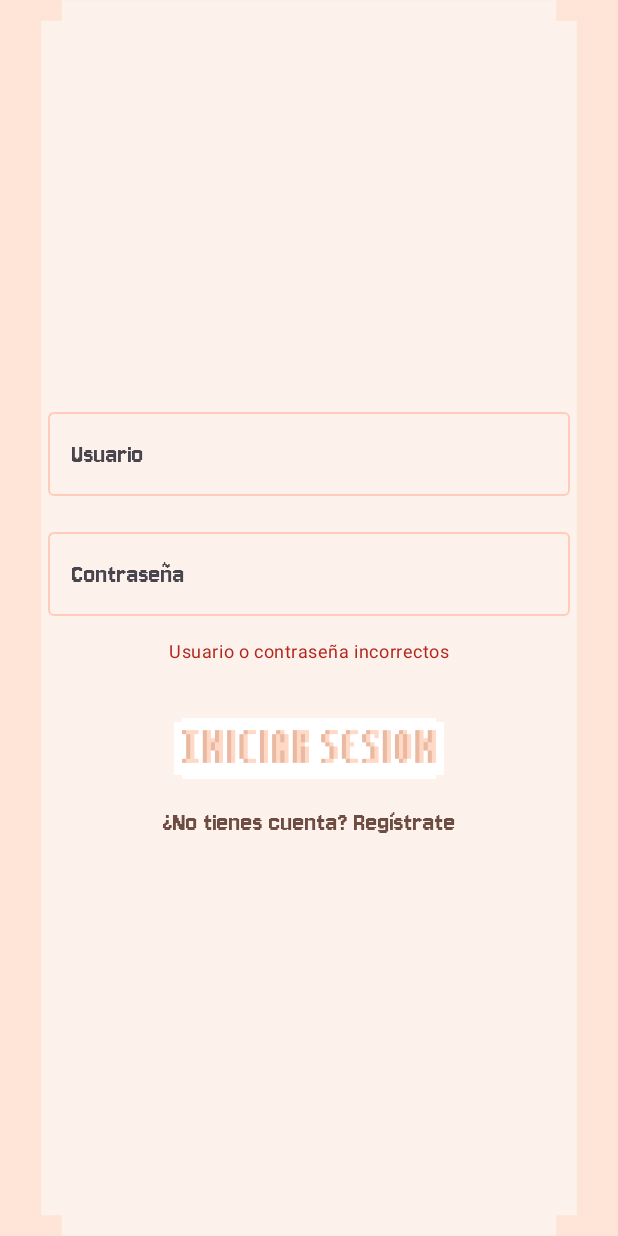
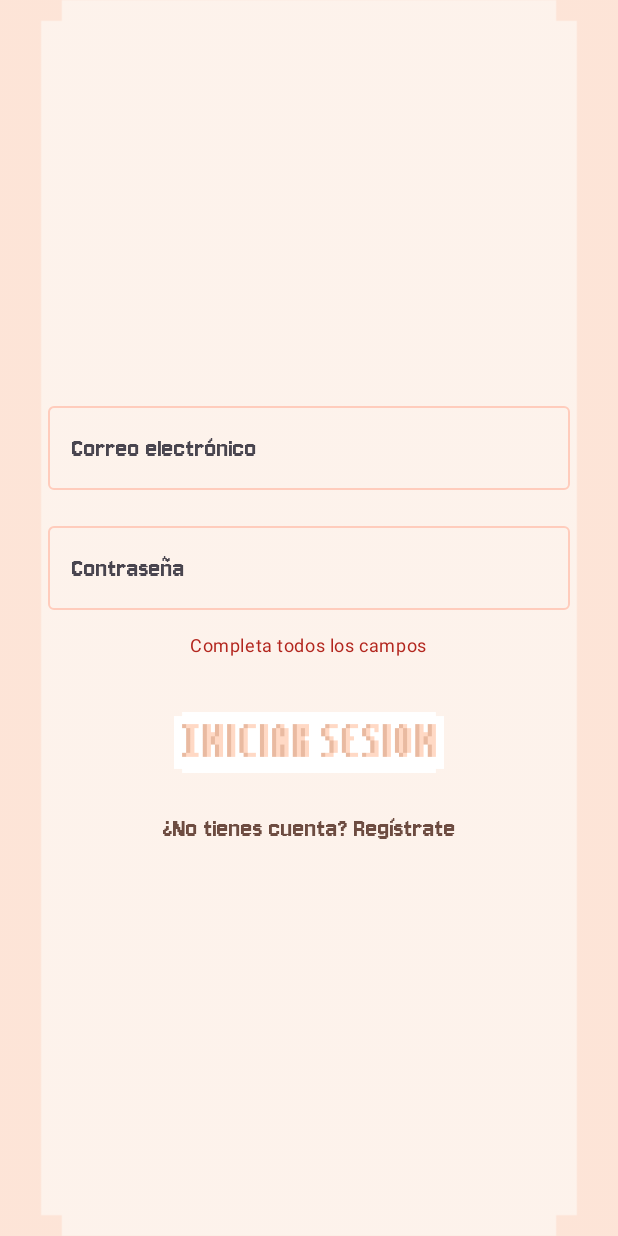
Before and after one commit to JavieraFuenzalidaI/Aplicacion, an Android app built with Jetpack Compose: the LoginScreen screen opened through its navigation route, after a tap on "Botón Iniciar sesión", on a phone screen of 412 x 824 dp. Run offline under Robolectric (Android 15) with nearby library versions, the phone set to English and light mode, and no system bars.

Commit message:
Guardar usuarios en la base de datos

```diff
--- a/app/build.gradle.kts
+++ b/app/build.gradle.kts
@@ -55,6 +55,7 @@ dependencies {
     implementation(libs.androidx.compose.ui.tooling.preview)
     implementation(libs.androidx.compose.material3)
     implementation(libs.androidx.compose.foundation.layout)
+    implementation(libs.androidx.room.common.jvm)
     testImplementation(libs.junit)
     androidTestImplementation(libs.androidx.junit)
     androidTestImplementation(libs.androidx.espresso.core)
--- a/app/src/main/java/com/example/aplicacion/pantallas/LoginScreen.kt
+++ b/app/src/main/java/com/example/aplicacion/pantallas/LoginScreen.kt
@@ -1,34 +1,21 @@
 package com.example.aplicacion.pantallas
 
+import android.widget.Toast
 import androidx.compose.foundation.Image
 import androidx.compose.foundation.clickable
 import androidx.compose.foundation.interaction.MutableInteractionSource
-import androidx.compose.foundation.layout.Arrangement
-import androidx.compose.foundation.layout.Box
-import androidx.compose.foundation.layout.Column
-import androidx.compose.foundation.layout.Spacer
-import androidx.compose.foundation.layout.fillMaxSize
-import androidx.compose.foundation.layout.fillMaxWidth
-import androidx.compose.foundation.layout.height
-import androidx.compose.foundation.layout.padding
-import androidx.compose.foundation.layout.width
+import androidx.compose.foundation.layout.*
 import androidx.compose.foundation.text.KeyboardActions
 import androidx.compose.foundation.text.KeyboardOptions
-import androidx.compose.material3.MaterialTheme
-import androidx.compose.material3.OutlinedTextField
-import androidx.compose.material3.OutlinedTextFieldDefaults
-import androidx.compose.material3.Text
-import androidx.compose.runtime.Composable
-import androidx.compose.runtime.getValue
-import androidx.compose.runtime.mutableStateOf
-import androidx.compose.runtime.remember
-import androidx.compose.runtime.setValue
+import androidx.compose.material3.*
+import androidx.compose.runtime.*
 import androidx.compose.ui.Alignment
 import androidx.compose.ui.Modifier
 import androidx.compose.ui.focus.FocusRequester
 import androidx.compose.ui.focus.focusRequester
 import androidx.compose.ui.graphics.Color
 import androidx.compose.ui.layout.ContentScale
+import androidx.compose.ui.platform.LocalContext
 import androidx.compose.ui.platform.LocalFocusManager
 import androidx.compose.ui.res.painterResource
 import androidx.compose.ui.text.input.ImeAction
@@ -36,31 +23,40 @@ import androidx.compose.ui.text.input.KeyboardType
 import androidx.compose.ui.text.input.PasswordVisualTransformation
 import androidx.compose.ui.tooling.preview.Preview
 import androidx.compose.ui.unit.dp
+import androidx.lifecycle.viewmodel.compose.viewModel
 import androidx.navigation.NavHostController
 import androidx.navigation.compose.rememberNavController
 import com.example.aplicacion.R
+import com.example.aplicacion.data.UsuarioRepository
+import com.example.aplicacion.viewmodel.LoginViewModel
+import com.example.aplicacion.viewmodel.LoginViewModelFactory
 
-
+@OptIn(ExperimentalMaterial3Api::class)
 @Composable
 fun LoginScreen(navController: NavHostController) {
-    // Variables de estado para los campos de texto
-    var username by remember { mutableStateOf("") }
+    val context = LocalContext.current
+    val focusManager = LocalFocusManager.current
+    val passwordFocusRequest = remember { FocusRequester() }
+
+    // --- 🔹 ViewModel y Repository ---
+    val repository = remember { UsuarioRepository(context) }
+    val viewModel: LoginViewModel = viewModel(factory = LoginViewModelFactory(repository))
+
+    // --- 🔹 Estados de UI ---
+    var email by remember { mutableStateOf("") }
     var password by remember { mutableStateOf("") }
     var errorMessage by remember { mutableStateOf("") }
 
-    val passwordFocusRequest = remember { FocusRequester() }
-    val focusManager = LocalFocusManager.current
-
     Box(
         modifier = Modifier.fillMaxSize()
-    ){
+    ) {
         Image(
             painter = painterResource(id = R.drawable.fondo_iniciar_sesion),
             contentDescription = "Fondo Login",
             modifier = Modifier.fillMaxSize(),
             contentScale = ContentScale.Crop
         )
-        // Diseño de la pantalla
+
         Column(
             modifier = Modifier
                 .fillMaxSize()
@@ -68,11 +64,11 @@ fun LoginScreen(navController: NavHostController) {
             horizontalAlignment = Alignment.CenterHorizontally,
             verticalArrangement = Arrangement.Center
         ) {
-            // Campo de texto para el nombre de usuario
+            // --- Campo de correo ---
             OutlinedTextField(
-                value = username,
-                onValueChange = { username = it },
-                label = { Text("Usuario") },
+                value = email,
+                onValueChange = { email = it },
+                label = { Text("Correo electrónico") },
                 modifier = Modifier.fillMaxWidth(),
                 colors = OutlinedTextFieldDefaults.colors(
                     focusedBorderColor = Color(0xFFFFAB91),
@@ -81,15 +77,17 @@ fun LoginScreen(navController: NavHostController) {
                     focusedLabelColor = Color(0xFF6D4C41)
                 ),
                 keyboardOptions = KeyboardOptions(
+                    keyboardType = KeyboardType.Email,
                     imeAction = ImeAction.Next
                 ),
                 keyboardActions = KeyboardActions(
-                    onNext = {passwordFocusRequest.requestFocus()}
+                    onNext = { passwordFocusRequest.requestFocus() }
                 )
             )
 
             Spacer(modifier = Modifier.height(16.dp))
 
+            // --- Campo de contraseña ---
             OutlinedTextField(
                 value = password,
                 onValueChange = { password = it },
@@ -109,10 +107,16 @@ fun LoginScreen(navController: NavHostController) {
                 ),
                 keyboardActions = KeyboardActions(
                     onDone = {
-                        if(username == "admin" && password =="1234"){
-                            navController.navigate("sesion_iniciada/${username}")
-                        }else{
-                            errorMessage="Usuario o contraseña incorrectos"
+                        if (email.isNotBlank() && password.isNotBlank()) {
+                            val exito = viewModel.iniciarSesion(email, password)
+                            if (exito) {
+                                Toast.makeText(context, "Inicio de sesión exitoso", Toast.LENGTH_SHORT).show()
+                                navController.navigate("sesion_iniciada/${email}")
+                            } else {
+                                errorMessage = "Correo o contraseña incorrectos"
+                            }
+                        } else {
+                            errorMessage = "Completa todos los campos"
                         }
                         focusManager.clearFocus()
                     }
@@ -122,7 +126,7 @@ fun LoginScreen(navController: NavHostController) {
 
             Spacer(modifier = Modifier.height(16.dp))
 
-            // Mostrar mensaje de error si es necesario
+            // --- Mensaje de error ---
             if (errorMessage.isNotEmpty()) {
                 Text(
                     text = errorMessage,
@@ -131,26 +135,35 @@ fun LoginScreen(navController: NavHostController) {
                 )
             }
 
-            // Botón de login
             Spacer(modifier = Modifier.height(16.dp))
 
+            // --- Botón de inicio de sesión ---
             Image(
                 painter = painterResource(id = R.drawable.iniciar_sesion_btn),
                 contentDescription = "Botón Iniciar sesión",
                 modifier = Modifier
                     .width(180.dp)
                     .height(80.dp)
-
-                    .clickable (indication = null,
-                                interactionSource = remember { MutableInteractionSource() }){
-                        if (username == "admin" && password == "1234") {
-                            navController.navigate("sesion_iniciada/${username}")
+                    .clickable(
+                        indication = null,
+                        interactionSource = remember { MutableInteractionSource() }
+                    ) {
+                        if (email.isNotBlank() && password.isNotBlank()) {
+                            val exito = viewModel.iniciarSesion(email, password)
+                            if (exito) {
+                                Toast.makeText(context, "Inicio de sesión exitoso", Toast.LENGTH_SHORT).show()
+                                navController.navigate("sesion_iniciada/${email}")
                             } else {
-                            errorMessage = "Usuario o contraseña incorrectos"
+                                errorMessage = "Correo o contraseña incorrectos"
+                            }
+                        } else {
+                            errorMessage = "Completa todos los campos"
                         }
                     },
                 contentScale = ContentScale.Fit
             )
+
+            Spacer(modifier = Modifier.height(8.dp))
 
             Text(
                 text = "¿No tienes cuenta? Regístrate",
@@ -162,10 +175,9 @@ fun LoginScreen(navController: NavHostController) {
                     navController.navigate("register")
                 }
             )
-        }//fin column
-    }// fin box
-} // fin fun
-
+        }
+    }
+}
 
 @Preview(showBackground = true)
 @Composable
--- /dev/null
+++ b/app/src/main/java/com/example/aplicacion/viewmodel/LoginViewModel.kt
@@ -0,0 +1,22 @@
+package com.example.aplicacion.viewmodel
+
+import androidx.lifecycle.ViewModel
+import androidx.lifecycle.ViewModelProvider
+import com.example.aplicacion.data.UsuarioRepository
+
+class LoginViewModel(private val repository: UsuarioRepository) : ViewModel() {
+
+    fun iniciarSesion(correo: String, contrasena: String): Boolean {
+        return repository.validarUsuario(correo, contrasena)
+    }
+}
+
+class LoginViewModelFactory(private val repository: UsuarioRepository) : ViewModelProvider.Factory {
+    override fun <T : ViewModel> create(modelClass: Class<T>): T {
+        if (modelClass.isAssignableFrom(LoginViewModel::class.java)) {
+            @Suppress("UNCHECKED_CAST")
+            return LoginViewModel(repository) as T
+        }
+        throw IllegalArgumentException("Unknown ViewModel class")
+    }
+}
--- a/gradle/libs.versions.toml
+++ b/gradle/libs.versions.toml
@@ -9,6 +9,7 @@ lifecycleRuntimeKtx = "2.6.1"
 activityCompose = "1.8.0"
 composeBom = "2024.09.00"
 foundationLayout = "1.9.3"
+roomCommonJvm = "2.8.3"
 
 [libraries]
 androidx-core-ktx = { group = "androidx.core", name = "core-ktx", version.ref = "coreKtx" }
@@ -26,6 +27,7 @@ androidx-compose-ui-test-manifest = { group = "androidx.compose.ui", name = "ui-
 androidx-compose-ui-test-junit4 = { group = "androidx.compose.ui", name = "ui-test-junit4" }
 androidx-compose-material3 = { group = "androidx.compose.material3", name = "material3" }
 androidx-compose-foundation-layout = { group = "androidx.compose.foundation", name = "foundation-layout", version.ref = "foundationLayout" }
+androidx-room-common-jvm = { group = "androidx.room", name = "room-common-jvm", version.ref = "roomCommonJvm" }
 
 [plugins]
 android-application = { id = "com.android.application", version.ref = "agp" }
```
Also changed, not shown: app/src/main/java/com/example/aplicacion/data/UsuarioDbHelper.kt (added, +37 -0 lines), app/src/main/java/com/example/aplicacion/data/UsuarioRepository.kt (added, +32 -0 lines), app/src/main/java/com/example/aplicacion/model/Usuario.kt (added, +14 -0 lines), app/src/main/java/com/example/aplicacion/pantallas/RegisterScreen.kt (+46 -43 lines), app/src/main/java/com/example/aplicacion/viewmodel/RegistroViewModel.kt (added, +24 -0 lines). Lines whose indentation alone changed are shown as unchanged.
